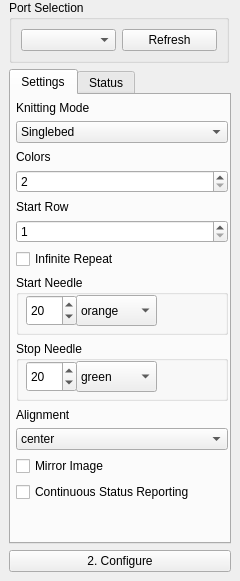
Before: the Qt Designer form src/main/python/ayab/plugins/ayab_plugin/ayab_options.ui in AllYarnsAreBeautiful/ayab-desktop, drawn with Qt 5.
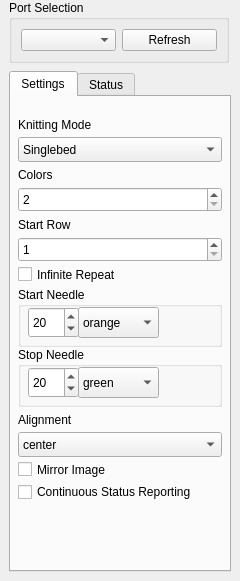
After: the same form once the commit is applied.

Commit message: removed configure button

```diff
--- a/src/main/python/ayab/plugins/ayab_plugin/ayab_options.ui
+++ b/src/main/python/ayab/plugins/ayab_plugin/ayab_options.ui
@@ -43,7 +43,7 @@
    </property>
    <layout class="QVBoxLayout" name="verticalLayout">
     <property name="spacing">
-     <number>6</number>
+     <number>8</number>
     </property>
     <property name="topMargin">
      <number>0</number>
@@ -135,16 +135,19 @@
         </property>
         <layout class="QVBoxLayout" name="verticalLayout_3">
          <property name="leftMargin">
-          <number>6</number>
+          <number>8</number>
          </property>
          <property name="topMargin">
-          <number>6</number>
+          <number>16</number>
          </property>
          <property name="rightMargin">
-          <number>6</number>
+          <number>12</number>
          </property>
          <property name="bottomMargin">
-          <number>6</number>
+          <number>8</number>
+         </property>
+         <property name="spacing">
+          <number>0</number>
          </property>
          <item>
           <widget class="QLabel" name="label_4">
@@ -261,6 +264,9 @@
              <height>60</height>
             </size>
            </property>
+           <property name="flat">
+            <bool>True</bool>
+           </property>
            <property name="title">
             <string>Start Needle</string>
            </property>
@@ -663,13 +669,6 @@
       </widget>
      </widget>
     </item>
-    <item>
-     <widget class="QPushButton" name="configure_button">
-      <property name="text">
-       <string>2. Configure</string>
-      </property>
-     </widget>
-    </item>
    </layout>
   </widget>
  </widget>
```
Left out of the diff: 13 changed lines with no effect on the pictures. The commit also changes 6 other files.
